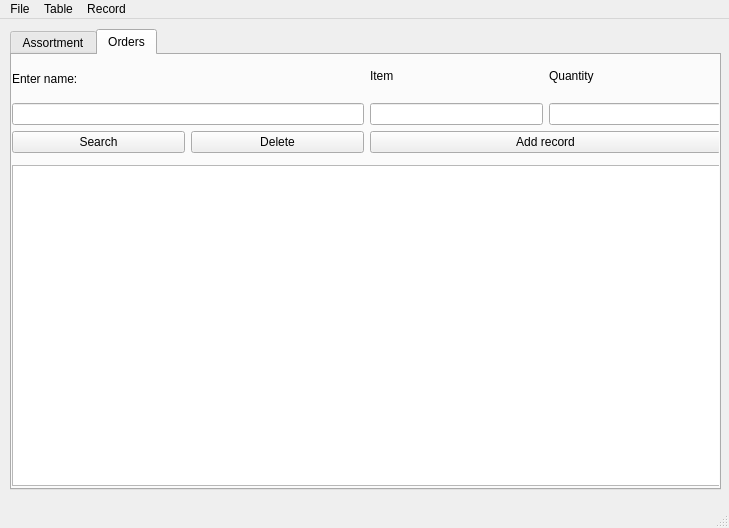
KuryakovArtem/DB-Laba-4, file design.ui: the form before one commit.
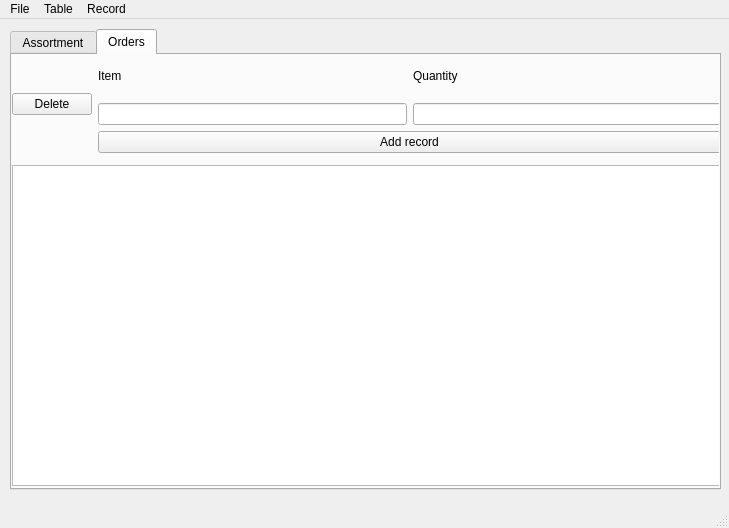
The form after the commit. The open tabs and pages were chosen to show the change.

What changed in the file:
```diff
--- a/design.ui
+++ b/design.ui
@@ -185,32 +185,8 @@
          <layout class="QHBoxLayout" name="horizontalLayout_5">
           <item>
            <layout class="QVBoxLayout" name="verticalLayout_5">
-            <item>
-             <layout class="QVBoxLayout" name="verticalLayout_6">
-              <property name="topMargin">
-               <number>6</number>
-              </property>
-              <item>
-               <widget class="QLabel" name="label_2">
-                <property name="text">
-                 <string>Enter name:</string>
-                </property>
-               </widget>
-              </item>
-              <item>
-               <widget class="QLineEdit" name="nameSOrders"/>
-              </item>
-             </layout>
-            </item>
             <item>
              <layout class="QHBoxLayout" name="horizontalLayout_6">
-              <item>
-               <widget class="QPushButton" name="searchButtonOrders">
-                <property name="text">
-                 <string>Search</string>
-                </property>
-               </widget>
-              </item>
               <item>
                <widget class="QPushButton" name="deleteButtonOrders">
                 <property name="text">
```
